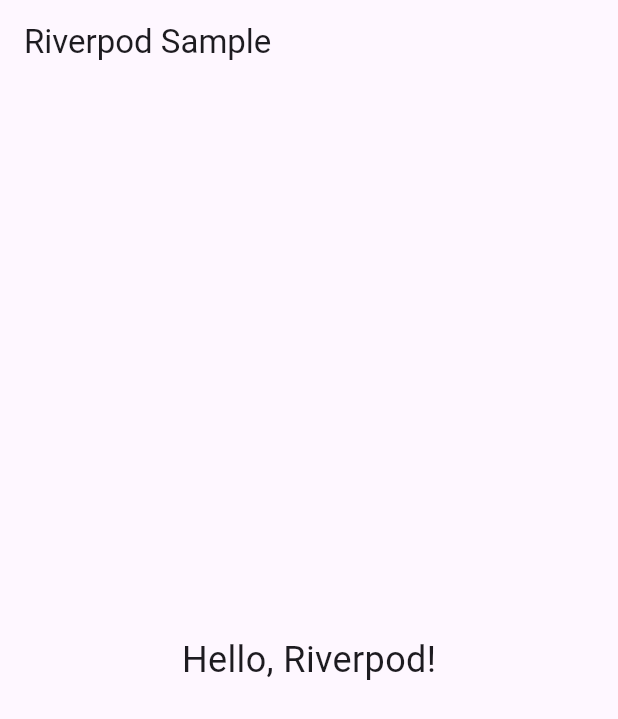
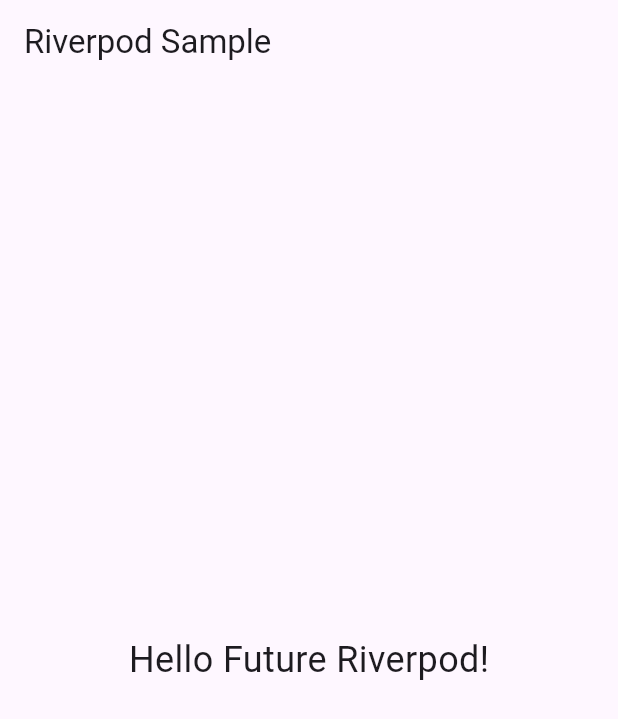
Before and after one commit to hide0621/flutter_riverpod_practice, a Flutter app: the screen it shows after launch, on a phone screen of 412 x 824 dp. Shown: the top 719 px of the screen. Run offline on Flutter 3.47's test engine with Material 3 defaults, Android fonts, the phone set to English and light mode, and no system bars; our stand-ins replace flutter_riverpod.

Commit message:
FutureProviderを使って簡単なサンプルを書いてみた

```diff
--- a/lib/main.dart
+++ b/lib/main.dart
@@ -24,46 +24,36 @@
   }
 }
 
-// Providerは外部から変更することができないデータを管理するためのものであり（下のコードだとHello, Riverpod!）、
-// このデータは、アプリケーション全体で共有される
+final futureProvider = FutureProvider<String>((ref) async {
+  await Future.delayed(const Duration(seconds: 3));
+  return 'Hello Future Riverpod!';
+});
 
-//Providerをグローバル変数として定義する
-//Providerとはデータを管理する入れ物のようなクラスで、文字列'Hello, Riverpod!'を保持する状態を作成している
-//この例では、String型のデータである'Hello, Riverpod!'を管理するProviderを定義している
-//Providerは、データを提供するためのものであり、データを提供するための関数をラムダ式で指定する
-//refは、他のプロバイダーを参照するために使用できるProviderReferenceオブジェクトであり、ラムダ式の引数である
-//refはラムダ式の引数（パラメータ）であり、関数本体（つまり、評価される式）は「'Hello, Riverpod!'」であり、
-//このラムダ式は呼び出されると常に「'Hello, Riverpod!'」を返す
-final strProvider = Provider((ref) => 'Hello, Riverpod!');
-
-//Providerからデータを取得する
-// Providerからデータを取得するためにConsumerWidget を使用する
-// ConsumerWidget を継承したWidget（今回はRiverpodSample）を定義すると、build() にWidgetRef 型の引数が追加できる
 class RiverpodSample extends ConsumerWidget {
-  // このコンストラクタは、RiverpodSampleという名前の新しいウィジェット（オブジェクト）を生成し、
-  // そのウィジェットはRiverpodのプロバイダーからデータを読み取ることができます。
-  // また、このウィジェットは、オプションで一意のKeyを持つことができます。
-  // Flutterフレームワークはこのkeyを使用して、ウィジェットの同一性を追跡して、一意性を保証することができる
-  // 初期化リスト「:」があるので、親クラスのコンストラクタが先に実行され、
-  // その後にこのクラスのコンストラクタが実行される
-  // 子クラスのコンストラクタに渡されたkeyは、親クラスのコンストラクタに渡されるが、
-  // 初期化の手順は親クラスのコンストラクタが先に実行される
-  // この一連の流れにより、子クラスが親クラスのメソッドやプロパティを利用することができる
   const RiverpodSample({Key? key}) : super(key: key);
 
   @override
   Widget build(BuildContext context, WidgetRef ref) {
-    // ProviderにstrProvider を指定しているので、strProvider が管理しているデータである'Hello Riverpod' を取得することができる
-    final value = ref.watch(strProvider);
+    final value = ref.watch(futureProvider);
+
     return Scaffold(
       appBar: AppBar(
         title: const Text('Riverpod Sample'),
       ),
       body: Center(
-          child: Text(
-        value,
-        style: const TextStyle(fontSize: 24),
-      )),
+        child: value.when(
+            data: (data) {
+              return Text(
+                data.toString(),
+                style: const TextStyle(fontSize: 24),
+              );
+            },
+            error: (error, trace) => Text(
+                  error.toString(),
+                  style: const TextStyle(fontSize: 24),
+                ),
+            loading: () => const CircularProgressIndicator()),
+      ),
     );
   }
 }
```
